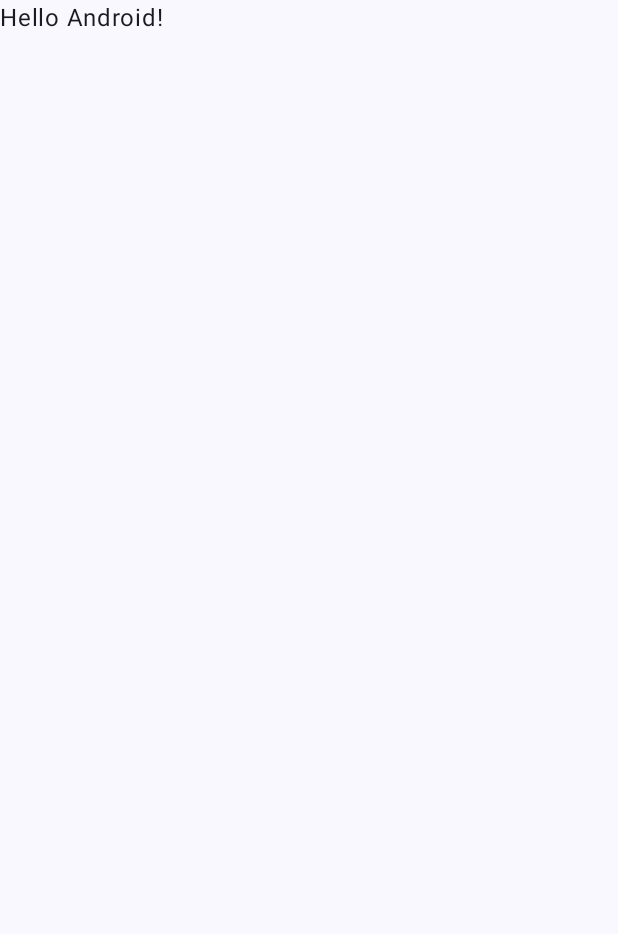
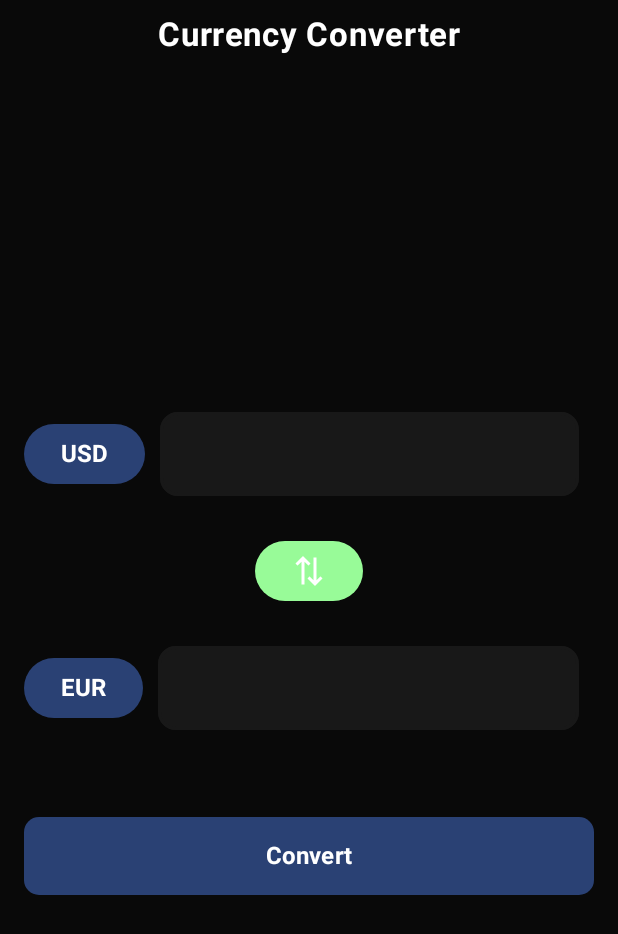
Before and after one commit to DeratSonder/CurrencyConverter, an Android app built with Jetpack Compose: the screen it shows after launch (MainActivity), on a phone screen of 412 x 824 dp. Before the commit the part shown is almost empty. Shown: the top 934 px of the screen. Run offline under Robolectric (Android 15) with nearby library versions, the phone set to English and light mode, and no system bars; our stand-ins replace Dagger/Hilt's generated code; 2 statements that could not run were skipped.

Commit message:
Basic UI

```diff
--- a/app/src/main/java/com/example/currencyconverter/MainActivity.kt
+++ b/app/src/main/java/com/example/currencyconverter/MainActivity.kt
@@ -11,20 +11,18 @@ import androidx.compose.material3.Text
 import androidx.compose.runtime.Composable
 import androidx.compose.ui.Modifier
 import androidx.compose.ui.tooling.preview.Preview
+import com.example.currencyconverter.screens.HomeScreen
 import com.example.currencyconverter.ui.theme.CurrencyConverterTheme
+import dagger.hilt.android.AndroidEntryPoint
 
+@AndroidEntryPoint
 class MainActivity : ComponentActivity() {
     override fun onCreate(savedInstanceState: Bundle?) {
         super.onCreate(savedInstanceState)
         enableEdgeToEdge()
         setContent {
             CurrencyConverterTheme {
-                Scaffold(modifier = Modifier.fillMaxSize()) { innerPadding ->
-                    Greeting(
-                        name = "Android",
-                        modifier = Modifier.padding(innerPadding)
-                    )
-                }
+                HomeScreen()
             }
         }
     }
--- /dev/null
+++ b/app/src/main/java/com/example/currencyconverter/data/models/Meta.kt
@@ -0,0 +1,6 @@
+package com.example.currencyconverter.data.models
+
+data class Meta(
+    val rate: Double,
+    val timestamp: Int
+)
--- /dev/null
+++ b/app/src/main/java/com/example/currencyconverter/di/AppModule.kt
@@ -0,0 +1,36 @@
+package com.example.currencyconverter.di
+
+import com.example.currencyconverter.data.remote.ApiInterface
+import com.example.currencyconverter.data.repositories.CurrencyConverterRepository
+import com.example.currencyconverter.utilities.Constants.BASE_URL
+import dagger.Module
+import dagger.Provides
+import dagger.hilt.InstallIn
+import dagger.hilt.components.SingletonComponent
+import retrofit2.Retrofit
+import retrofit2.converter.gson.GsonConverterFactory
+import javax.inject.Singleton
+
+@Module
+@InstallIn(SingletonComponent::class)
+object AppModule {
+
+    @Provides
+    @Singleton
+    fun provideApi(): ApiInterface {
+        return Retrofit.Builder()
+            .baseUrl(BASE_URL)
+            .addConverterFactory(GsonConverterFactory.create())
+            .build()
+            .create(ApiInterface::class.java)
+    }
+
+
+
+    @Provides
+    @Singleton
+    fun provideCurrencyConverterRepository(api: ApiInterface): CurrencyConverterRepository {
+        return CurrencyConverterRepository(api)
+    }
+
+}
--- /dev/null
+++ b/app/src/main/java/com/example/currencyconverter/screens/HomeScreen.kt
@@ -0,0 +1,431 @@
+package com.example.currencyconverter.screens
+
+import androidx.compose.foundation.background
+import androidx.compose.foundation.border
+import androidx.compose.foundation.clickable
+import androidx.compose.foundation.layout.Arrangement
+import androidx.compose.foundation.layout.Box
+import androidx.compose.foundation.layout.Column
+import androidx.compose.foundation.layout.PaddingValues
+import androidx.compose.foundation.layout.Row
+import androidx.compose.foundation.layout.Spacer
+import androidx.compose.foundation.layout.WindowInsets
+import androidx.compose.foundation.layout.asPaddingValues
+import androidx.compose.foundation.layout.fillMaxSize
+import androidx.compose.foundation.layout.fillMaxWidth
+import androidx.compose.foundation.layout.height
+import androidx.compose.foundation.layout.ime
+import androidx.compose.foundation.layout.imePadding
+import androidx.compose.foundation.layout.padding
+import androidx.compose.foundation.layout.size
+import androidx.compose.foundation.layout.systemBars
+import androidx.compose.foundation.layout.width
+import androidx.compose.foundation.layout.wrapContentSize
+import androidx.compose.foundation.lazy.LazyColumn
+import androidx.compose.foundation.lazy.grid.GridCells
+import androidx.compose.foundation.lazy.grid.LazyVerticalGrid
+import androidx.compose.foundation.lazy.itemsIndexed
+import androidx.compose.foundation.shape.CircleShape
+import androidx.compose.foundation.shape.RoundedCornerShape
+import androidx.compose.foundation.text.KeyboardOptions
+import androidx.compose.material.icons.Icons
+import androidx.compose.material.icons.filled.Search
+import androidx.compose.material3.Button
+import androidx.compose.material3.ButtonDefaults
+import androidx.compose.material3.Icon
+import androidx.compose.material3.IconButton
+import androidx.compose.material3.MaterialTheme
+import androidx.compose.material3.Scaffold
+import androidx.compose.material3.Text
+import androidx.compose.material3.TextField
+import androidx.compose.material3.TextFieldDefaults
+import androidx.compose.runtime.Composable
+import androidx.compose.runtime.collectAsState
+import androidx.compose.runtime.getValue
+import androidx.compose.runtime.mutableStateOf
+import androidx.compose.runtime.remember
+import androidx.compose.runtime.setValue
+import androidx.compose.ui.Alignment
+import androidx.compose.ui.Modifier
+import androidx.compose.ui.draw.clip
+import androidx.compose.ui.draw.rotate
+import androidx.compose.ui.draw.shadow
+import androidx.compose.ui.focus.onFocusChanged
+import androidx.compose.ui.graphics.Color
+import androidx.compose.ui.res.painterResource
+import androidx.compose.ui.text.TextStyle
+import androidx.compose.ui.text.font.FontWeight
+import androidx.compose.ui.text.input.KeyboardType
+import androidx.compose.ui.text.style.TextAlign
+import androidx.compose.ui.tooling.preview.Preview
+import androidx.compose.ui.unit.dp
+import androidx.compose.ui.window.Dialog
+import androidx.hilt.navigation.compose.hiltViewModel
+import com.example.currencyconverter.R
+import com.example.currencyconverter.viewmodels.HomeScreenViewModel
+
+val backgroundColor = Color(0xff090909)
+val buttonColor = Color(0xff181818)
+val focusColor = Color(0xFF98FB98)
+
+
+@Composable
+fun HomeScreen(
+    modifier: Modifier = Modifier,
+    viewModel: HomeScreenViewModel = hiltViewModel()
+) {
+
+    var openCurrencyDialog by remember { mutableStateOf(false) }
+    val currencyList by viewModel.currencies.collectAsState()
+    val convertedValue by viewModel.convertedValue.
+    var fromCurrency by remember { mutableStateOf("USD") }
+    var toCurrency by remember { mutableStateOf("EUR") }
+    var value by remember { mutableStateOf("") }
+
+    Scaffold(
+        modifier = modifier
+            .fillMaxSize()
+            .background(backgroundColor)
+            .padding(
+                WindowInsets.systemBars.asPaddingValues()
+            ),
+        topBar = { TopBar() }
+    ) { paddingValues ->
+        Column(
+            modifier = Modifier
+                .fillMaxSize()
+                .background(backgroundColor)
+                .padding(paddingValues)
+                .imePadding(),
+            verticalArrangement = Arrangement.Center,
+            horizontalAlignment = Alignment.CenterHorizontally
+        ) {
+
+
+            Row(
+                modifier = Modifier
+                    .fillMaxWidth()
+                    .padding(16.dp),
+                horizontalArrangement = Arrangement.SpaceBetween,
+                verticalAlignment = Alignment.CenterVertically
+            ) {
+                CurrencyUnitButton(
+                    currency = fromCurrency,
+                    onClick = { openCurrencyDialog = true }
+                )
+                InputTextField(
+                    onValueChange = { value = it }
+                )
+            }
+
+            SwapButton(
+                onClick = {
+                    fromCurrency = toCurrency.also {
+                        toCurrency = fromCurrency
+                    }
+                }
+            )
+
+            Row(
+                modifier = Modifier
+                    .fillMaxWidth()
+                    .padding(16.dp),
+                horizontalArrangement = Arrangement.SpaceBetween,
+                verticalAlignment = Alignment.CenterVertically
+            ) {
+                CurrencyUnitButton(
+                    currency = toCurrency,
+                    onClick = { openCurrencyDialog = true }
+                )
+                OutputTextField()
+            }
+
+            Spacer(modifier = Modifier.height(16.dp))
+
+            Button(
+                onClick = {
+                    viewModel.convert(value.toDouble(), fromCurrency, toCurrency)
+                },
+                modifier = Modifier
+                    .fillMaxWidth()
+                    .padding(16.dp),
+                shape = RoundedCornerShape(10.dp)
+            ) {
+                Text(
+                    text = "Convert",
+                    textAlign = TextAlign.Center,
+                    fontSize = MaterialTheme.typography.titleMedium.fontSize,
+                    fontWeight = FontWeight.Bold,
+                    modifier = Modifier.padding(8.dp)
+                )
+            }
+        }
+    }
+
+    CurrencyDialog(
+        currencyList = currencyList,
+        isOpen = openCurrencyDialog,
+        onDismiss = { openCurrencyDialog = false },
+        onItemClick = { /*TODO*/ }
+    )
+}
+
+@Composable
+fun TopBar(modifier: Modifier = Modifier) {
+    Text(
+        text = "Currency Converter",
+        textAlign = TextAlign.Center,
+        fontSize = MaterialTheme.typography.titleLarge.fontSize,
+        fontWeight = FontWeight.Bold,
+        color = Color.White,
+        modifier = modifier
+            .fillMaxWidth()
+            .padding(top = 10.dp)
+    )
+}
+
+
+@Composable
+fun CurrencyUnitButton(
+    modifier: Modifier = Modifier,
+    currency: String = "USD",
+    onClick: () -> Unit = {}
+) {
+    Button(
+        onClick = onClick,
+        modifier = modifier
+            .wrapContentSize(align = Alignment.Center),
+    ) {
+        Text(
+            text = currency,
+            textAlign = TextAlign.Center,
+            fontSize = MaterialTheme.typography.titleMedium.fontSize,
+            fontWeight = FontWeight.Bold,
+            color = Color.White
+        )
+    }
+}
+
+@Composable
+fun SwapButton(
+    modifier: Modifier = Modifier,
+    onClick: () -> Unit = {}
+) {
+    Button(
+        onClick = onClick,
+        modifier = modifier
+            .wrapContentSize(align = Alignment.Center),
+        shape = CircleShape,
+        colors = ButtonDefaults.buttonColors(
+            containerColor = focusColor,
+            contentColor = Color.White
+        )
+    ) {
+        Icon(
+            painter = painterResource(id = R.drawable.exchange_icon),
+            contentDescription = "Swap",
+            tint = Color.White,
+            modifier = Modifier.rotate(90f)
+        )
+    }
+}
+
+@Preview
+@Composable
+fun InputTextField(
+    modifier: Modifier = Modifier,
+    onValueChange: (String) -> Unit = {}
+) {
+
+    var input by remember { mutableStateOf("") }
+    var isFocused by remember { mutableStateOf(false) }
+
+    Box(
+        modifier = modifier
+            .fillMaxWidth()
+    ) {
+
+        TextField(
+            value = input,
+            onValueChange = {
+                input = it
+                onValueChange(it)
+            },
+            textStyle = TextStyle(color = Color.White),
+
+            modifier = Modifier
+                .fillMaxWidth()
+                .padding(10.dp)
+                .border(
+                    width = 2.dp,
+                    color = if (isFocused) focusColor else buttonColor,
+                    shape = RoundedCornerShape(12.dp)
+                )
+                .onFocusChanged { focusState ->
+                    isFocused = focusState.isFocused
+                },
+            colors = TextFieldDefaults.colors(
+                focusedContainerColor = buttonColor,
+                unfocusedContainerColor = buttonColor,
+                focusedTextColor = Color.White,
+                unfocusedTextColor = Color.White,
+                focusedIndicatorColor = Color.Transparent,
+                unfocusedIndicatorColor = Color.Transparent,
+                focusedPlaceholderColor = Color.White,
+                unfocusedPlaceholderColor = Color.White
+            ),
+            shape = RoundedCornerShape(12.dp),
+            keyboardOptions = KeyboardOptions.Default.copy(
+                keyboardType = KeyboardType.Number // Đặt bàn phím là bàn phím số
+            )
+
+        )
+    }
+}
+
+
+@Composable
+fun OutputTextField(
+    output: String = "",
+    modifier: Modifier = Modifier
+) {
+
+    val isFocused by remember { mutableStateOf(output.isNotEmpty()) }
+
+    Box(
+        modifier = modifier
+            .fillMaxWidth()
+    ) {
+
+        TextField(
+            value = output,
+            onValueChange = { },
+            textStyle = TextStyle(color = Color.White),
+            readOnly = true,
+            modifier = Modifier
+                .fillMaxWidth()
+                .padding(10.dp)
+                .border(
+                    width = 2.dp,
+                    color = if (isFocused) focusColor else buttonColor,
+                    shape = RoundedCornerShape(12.dp)
+                ),
+            colors = TextFieldDefaults.colors(
+                focusedContainerColor = buttonColor,
+                unfocusedContainerColor = buttonColor,
+                focusedTextColor = Color.White,
+                unfocusedTextColor = Color.White,
+                focusedIndicatorColor = Color.Transparent,
+                unfocusedIndicatorColor = Color.Transparent,
+                focusedPlaceholderColor = Color.White,
+                unfocusedPlaceholderColor = Color.White
+            ),
+            shape = RoundedCornerShape(12.dp),
+            keyboardOptions = KeyboardOptions.Default.copy(
+                keyboardType = KeyboardType.Number // Đặt bàn phím là bàn phím số
+            )
+        )
+    }
+}
+
+@Composable
+fun SearchTextField(
+    value: String,
+    onValueChange: (String) -> Unit,
+    placeholder: String = "Search...",
+    modifier: Modifier = Modifier
+) {
+    TextField(
+        value = value,
+        onValueChange = onValueChange,
+        textStyle = TextStyle(color = Color.White),
+        placeholder = {
+            Text(
+                text = placeholder,
+                style = TextStyle(color = Color.Gray)
+            )
+        },
+        leadingIcon = {
+            Icon(
+                imageVector = Icons.Default.Search,
+                contentDescription = "Search Icon",
+                tint = Color.Gray
+            )
+        },
+        modifier = modifier
+            .fillMaxWidth()
+            .padding(8.dp)
+            .background(
+                color = Color.DarkGray,
+                shape = RoundedCornerShape(12.dp)
+            ),
+        colors = TextFieldDefaults.colors(
+            focusedContainerColor = Color.DarkGray,
+            unfocusedContainerColor = Color.DarkGray,
+            focusedIndicatorColor = Color.Transparent,
+            unfocusedIndicatorColor = Color.Transparent
+        ),
+        singleLine = true,
+        shape = RoundedCornerShape(12.dp)
+    )
+}
+
+@Composable
+fun CurrencyDialog(
+    modifier: Modifier = Modifier,
+    currencyList: Map<String, String>,
+    isOpen: Boolean,
+    onDismiss: () -> Unit,
+    onItemClick: (String) -> Unit
+) {
+    if (isOpen) {
+
+        var searchQuery by remember { mutableStateOf("") }
+
+        Dialog(
+            onDismissRequest = onDismiss
+        ) {
+            Column(
+                modifier = Modifier
+                    .fillMaxWidth()
+                    .padding(horizontal = 20.dp)
+                    .clip(RoundedCornerShape(12.dp))
+                    .background(backgroundColor),
+                verticalArrangement = Arrangement.Center,
+                horizontalAlignment = Alignment.CenterHorizontally
+            ) {
+
+                SearchTextField(
+                    value = searchQuery,
+                    onValueChange = { searchQuery = it },
+                    modifier = Modifier
+                        .fillMaxWidth()
+                        .padding(8.dp)
+                )
+
+                LazyColumn(
+                    modifier = Modifier
+                        .fillMaxWidth()
+                        .padding(12.dp)
+                        .height(150.dp),
+                    verticalArrangement = Arrangement.spacedBy(8.dp),
+                    contentPadding = PaddingValues(16.dp)
+                ) {
+                    items(currencyList.size) {
+                        val title =
+                            "${currencyList.keys.elementAt(it)} - ${currencyList.values.elementAt(it)}"
+
+                        Text(
+                            text = title,
+                            modifier = Modifier
+                                .fillMaxWidth()
+                                .clickable { /*TODO*/ },
+                            fontWeight = FontWeight.Medium,
+                            color = focusColor
+                        )
+                    }
+                }
+            }
+        }
+    }
+}
--- /dev/null
+++ b/app/src/main/java/com/example/currencyconverter/utilities/Constants.kt
@@ -0,0 +1,8 @@
+package com.example.currencyconverter.utilities
+
+object Constants {
+
+    val BASE_URL = "https://openexchangerates.org/api/"
+    val API_KEY = "59f85e0c22114347b15c474a55beaabf"
+
+}
--- /dev/null
+++ b/app/src/main/java/com/example/currencyconverter/viewmodels/HomeScreenViewModel.kt
@@ -0,0 +1,62 @@
+package com.example.currencyconverter.viewmodels
+
+import android.util.Log
+import android.view.View
+import androidx.lifecycle.MutableLiveData
+import androidx.lifecycle.ViewModel
+import androidx.lifecycle.viewModelScope
+import com.example.currencyconverter.data.models.ConvertResponse
+import com.example.currencyconverter.data.repositories.CurrencyConverterRepository
+import dagger.hilt.android.lifecycle.HiltViewModel
+import kotlinx.coroutines.Dispatchers
+import kotlinx.coroutines.flow.MutableStateFlow
+import kotlinx.coroutines.launch
+import kotlinx.coroutines.withContext
+import javax.inject.Inject
+
+@HiltViewModel
+class HomeScreenViewModel @Inject constructor(
+    private val repository: CurrencyConverterRepository
+): ViewModel() {
+
+    private val _currencies = MutableStateFlow<Map<String, String>>(emptyMap())
+    val currencies: MutableStateFlow<Map<String, String>> = _currencies
+
+    private val _convertedValue = MutableStateFlow<Double>(0.0)
+    val convertedValue: MutableStateFlow<Double> = _convertedValue
+
+    init {
+       // getCurrencies()
+    }
+
+    private fun getCurrencies() {
+        viewModelScope.launch {
+            val response = withContext(Dispatchers.IO) {
+                repository.getCurrencies()
+            }
+            Log.d("CurrencyConverter", "getCurrencies: $response")
+            if (response.isSuccess) {
+                _currencies.value = response.getOrDefault(emptyMap())
+            } else {
+                _currencies.value = emptyMap()
+            }
+        }
+    }
+
+    fun convert(value: Double, fromCurrency: String, toCurrency: String) {
+        viewModelScope.launch {
+            val response = withContext(Dispatchers.IO) {
+                repository.convert(value, fromCurrency, toCurrency)
+            }
+            if (response.isSuccess) {
+                val result = response.getOrDefault(0.0) as ConvertResponse
+                _convertedValue.value = result.response
+                Log.d("CurrencyConverter", "convertCurrency: $result")
+            } else {
+                Log.d("CurrencyConverter", "convertCurrency: Error")
+                _convertedValue.value = 0.0
+            }
+        }
+    }
+
+}
--- /dev/null
+++ b/app/src/main/res/drawable/exchange_icon.xml
@@ -0,0 +1,9 @@
+<vector xmlns:android="http://schemas.android.com/apk/res/android"
+    android:width="24dp"
+    android:height="24dp"
+    android:viewportWidth="960"
+    android:viewportHeight="960">
+  <path
+      android:pathData="M280,840 L80,640l200,-200 57,56 -104,104h607v80L233,680l104,104 -57,56ZM680,520 L623,464 727,360L120,360v-80h607L623,176l57,-56 200,200 -200,200Z"
+      android:fillColor="#e8eaed"/>
+</vector>
--- a/build.gradle.kts
+++ b/build.gradle.kts
@@ -3,6 +3,6 @@ plugins {
     alias(libs.plugins.android.application) apply false
     alias(libs.plugins.kotlin.android) apply false
     alias(libs.plugins.kotlin.compose) apply false
-    id("com.google.dagger.hilt.android") version "2.49" apply false
+    id("com.google.dagger.hilt.android") version "2.52" apply false
     id("com.google.devtools.ksp") version "2.0.0-1.0.22" apply false
 }
```
Also changed, not shown: app/src/main/java/com/example/currencyconverter/data/models/ConvertError.kt (added, +8 -0 lines), app/src/main/java/com/example/currencyconverter/data/models/ConvertResponse.kt (added, +9 -0 lines), app/src/main/java/com/example/currencyconverter/data/models/Request.kt (added, +8 -0 lines), app/src/main/java/com/example/currencyconverter/data/remote/ApiInterface.kt (added, +31 -0 lines), app/src/main/java/com/example/currencyconverter/data/repositories/CurrencyConverterRepository.kt (added, +62 -0 lines).
